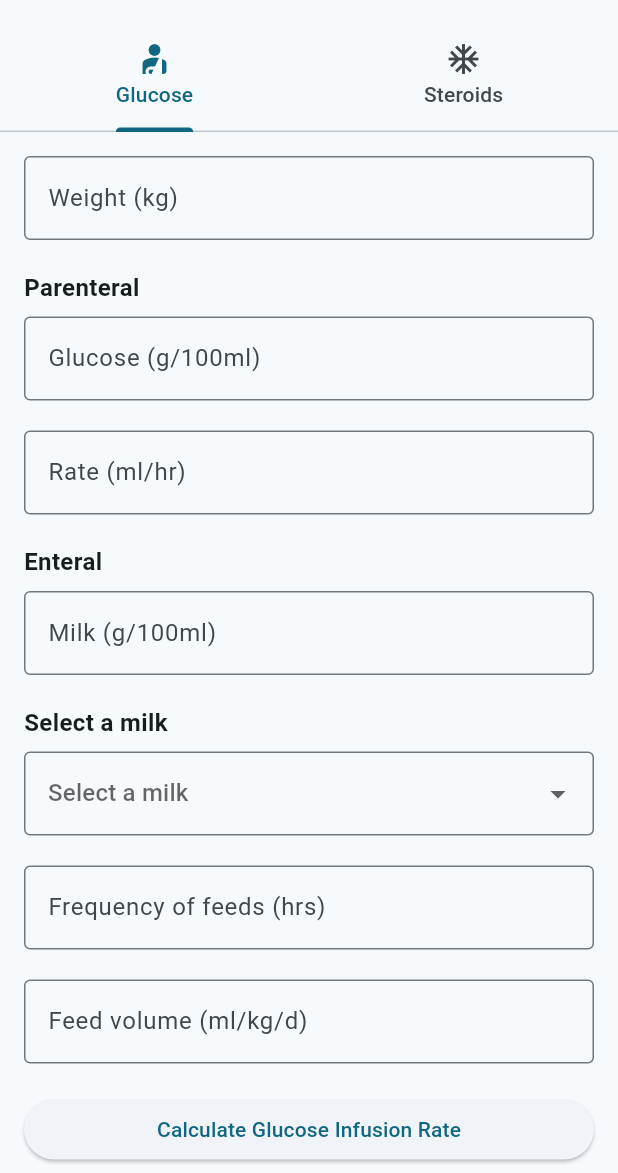
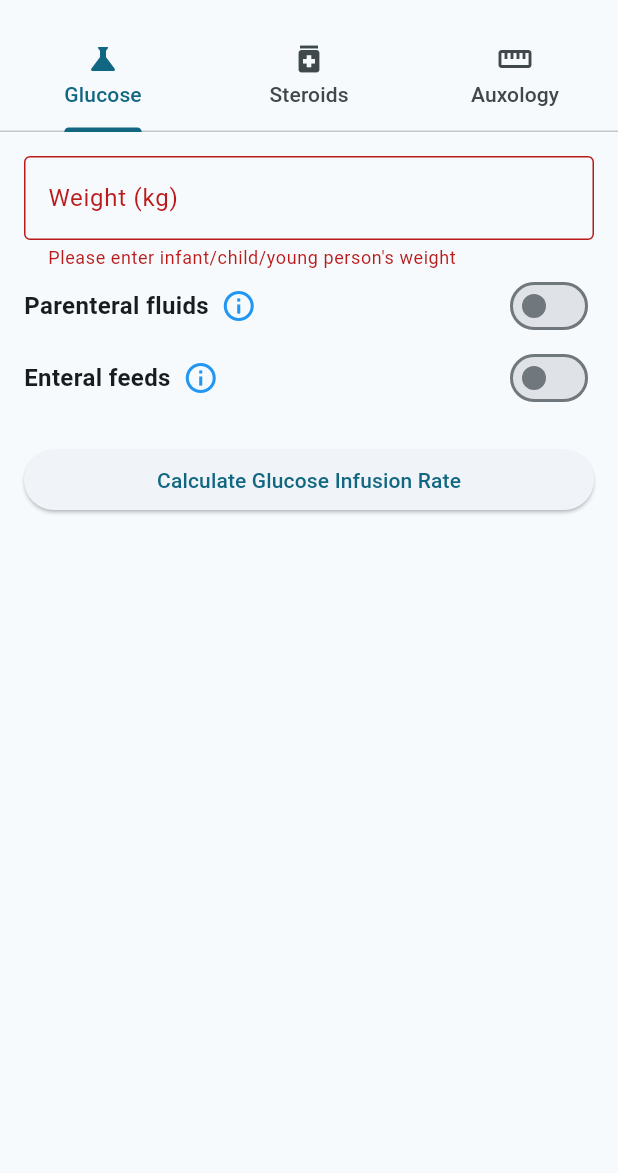
Before and after one commit to eatyourpeas/endocrinologist, a Flutter app: the screen it shows after launch, after a tap on "Calculate Glucose Infusion Rate", on a phone screen of 412 x 824 dp, the part 63-1236 px from its top. Run offline on Flutter 3.47's test engine with Material 3 defaults, Android fonts, the phone set to English and light mode, and no system bars.

Commit message:
build out GIR tab with form fields and toggles

```diff
--- a/lib/glucosepage.dart
+++ b/lib/glucosepage.dart
@@ -7,10 +7,24 @@ class GlucosePage extends StatefulWidget {
 }
 
 class _GlucosePageState extends State<GlucosePage> {
+  // Global key for form state
+  final _formKey = GlobalKey<FormState>();
+
   // State for the selected dropdown item
   String? _selectedItem;
   // List of dropdown items
   final List<String> _dropdownItems = ['Option 1', 'Option 2', 'Option 3'];
+
+  // Controllers for the text fields
+  final TextEditingController _weightController = TextEditingController();
+  final TextEditingController _glucoseController = TextEditingController();
+  final TextEditingController _infusionRateController = TextEditingController();
+  final TextEditingController _milkStrengthController = TextEditingController();
+  final TextEditingController _volumeController = TextEditingController();
+
+  // toggle states
+  bool _showParenteralFields = false;
+  bool _showEnteralFields = false;
 
   @override
   Widget build(BuildContext context) {
@@ -23,34 +37,125 @@ class _GlucosePageState extends State<GlucosePage> {
       SingleChildScrollView(
       child: Padding(
         padding: const EdgeInsets.all(16.0),
+        child: Form(
+          key: _formKey,
           child: Column(
             crossAxisAlignment: CrossAxisAlignment.start,
             children: [
-            const TextField(
-              decoration: InputDecoration(
+              // Weight TextFormField
+              TextFormField(
+                controller: _weightController,
+                decoration: const InputDecoration(
                   labelText: 'Weight (kg)',
                   border: OutlineInputBorder(),
                 ),
+                keyboardType: TextInputType.number,
+                validator: (value){
+                  if (value == null || value.isEmpty) {
+                    return "Please enter infant/child/young person's weight";
+                  }
+                  if (double.tryParse(value) == null) {
+                    return 'Please enter a valid number';
+                  }
+                  return null;
+                },
               ),
-            const SizedBox(height: 20),
-            const Text(
+
+            // Toggle for Parenteral fields
+            Row(
+              mainAxisAlignment: MainAxisAlignment.spaceBetween,
+              children: [
+                const Expanded(
+                    child: Row(
+                      mainAxisAlignment: MainAxisAlignment.start,
+                      children: [
+                        Text(
+                          'Parenteral fluids',
+                          style: TextStyle(fontSize: 16, fontWeight: FontWeight.bold),
+                        ),
+                        SizedBox(width: 8),
+                        Tooltip(
+                          message: 'If the child or young person is on intravenous dextrose or TPN, include this here.',
+                          margin: EdgeInsets.symmetric(horizontal: 20.0), // Add margin to both sides
+                          child: Icon(Icons.info_outline, color: Colors.blue),
+                        ),
+                      ],
+                    )
+                ),
+                Switch(
+                  value: _showParenteralFields,
+                  onChanged: (bool value) {
+                    setState(() {
+                      _showParenteralFields = value;
+                    });
+                  },
+                ),
+              ],
+            ),
+
+            Row(
+              mainAxisAlignment: MainAxisAlignment.spaceBetween,
+              children: [
+                const Expanded(
+                    child: Row(
+                        mainAxisAlignment: MainAxisAlignment.start,
+                        children: [
+                          Text(
+                            'Enteral feeds',
+                            style: TextStyle(fontSize: 16, fontWeight: FontWeight.bold),
+                          ),
+                          SizedBox(width: 8),
+                          Tooltip(
+                            message: 'If the child or young person is on feeds, include this here. Common and specialist milks are ',
+                            margin: EdgeInsets.symmetric(horizontal: 20.0), // Add margin to both sides
+                            child: Icon(Icons.info_outline, color: Colors.blue),
+                          ),
+                        ]),
+                ),
+                Switch(
+                  value: _showEnteralFields,
+                  onChanged: (bool value) {
+                    setState(() {
+                      _showEnteralFields = value;
+                    });
+                  },
+                ),
+              ]),
+
+
+            // show parenteral fields
+            Visibility(
+                visible: _showParenteralFields,
+                child: const Column(
+                  children: [
+                    SizedBox(height: 20),
+                    Text(
                       'Parenteral',
                       style: TextStyle(fontSize: 16, fontWeight: FontWeight.bold), textAlign: TextAlign.left,
                     ),
-            const SizedBox(height: 8),
-            const TextField(
+                    SizedBox(height: 8),
+                    TextField(
                       decoration: InputDecoration(
                         labelText: 'Glucose (g/100ml)',
                         border: OutlineInputBorder(),
                       ),
                     ),
-            const SizedBox(height: 20),
-            const TextField(
+                    SizedBox(height: 20),
+                    TextField(
                       decoration: InputDecoration(
                         labelText: 'Rate (ml/hr)',
                         border: OutlineInputBorder(),
                       ),
                     ),
+                  ],
+                )
+            ),
+
+            // Show Enteral feeds
+            Visibility(
+                visible: _showEnteralFields,
+                child: Column(
+                  children: [
                     const SizedBox(height: 20),
                     const Text(
                       'Enteral',
@@ -64,9 +169,14 @@ class _GlucosePageState extends State<GlucosePage> {
                       ),
                     ),
                     const SizedBox(height: 20),
-            const Text(
+                    const Row(
+                      crossAxisAlignment: CrossAxisAlignment.start,
+                      children: [
+                        Text(
                           'Select a milk',
                           style: TextStyle(fontSize: 16, fontWeight: FontWeight.bold),
+                        ),
+                      ],
                     ),
                     const SizedBox(height: 8),
                     // Select Box (Dropdown)
@@ -101,6 +211,10 @@ class _GlucosePageState extends State<GlucosePage> {
                         border: OutlineInputBorder(),
                       ),
                     ),
+                  ],
+                )
+            ),
+
             const SizedBox(height: 20),
             // Submit Button
             SizedBox(
@@ -108,15 +222,16 @@ class _GlucosePageState extends State<GlucosePage> {
               child: ElevatedButton(
                 onPressed: () {
                   // Action for button press
-                  print('Selected option: $_selectedItem');
+                  if (_formKey.currentState?.validate() ?? false) {
+                    print('Form submitted');
+                  }
                 },
                 child: const Text('Calculate Glucose Infusion Rate'),
               ),
             )
-          ]
+          ]),
       ),
     ),
     )
     );
-  }
-}
+}}
--- a/lib/main.dart
+++ b/lib/main.dart
@@ -49,15 +49,17 @@ class EndocrinologyTabBars extends StatelessWidget {
         title: const Text("The Endocrinologist"),
         bottom: const TabBar(
           tabs: [
-            Tab(icon: Icon(Icons.personal_injury_sharp), text: "Glucose"),
-            Tab(icon: Icon(Icons.ac_unit), text: "Steroids"),
+            Tab(icon: Icon(Icons.science), text: "Glucose"),
+            Tab(icon: Icon(Icons.medication), text: "Steroids"),
+            Tab(icon: Icon(Icons.straighten), text: "Auxology"),
           ],
         ),
       ),
       body: const TabBarView(
         children: [
           GlucosePage(),
-          Center(child: Text("Steroids"))
+          Center(child: Text("Steroids")),
+          Center(child: Text("Auxology")),
         ],
       ),
     ),
```
Also changed, not shown: pubspec.lock. Lines whose indentation alone changed are shown as unchanged.
